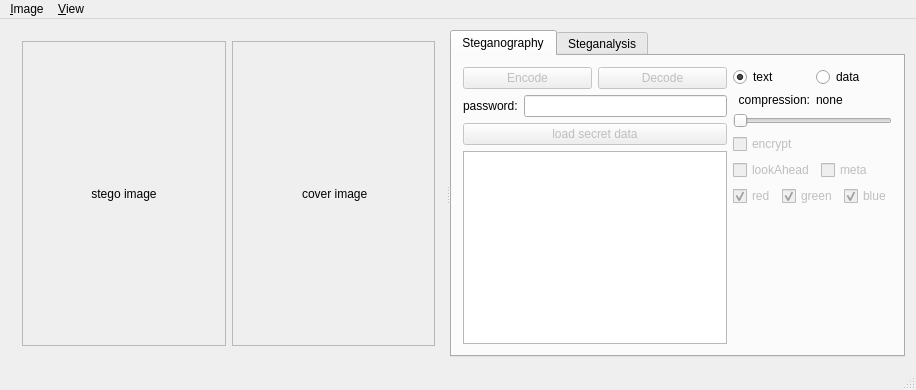
Before: the Qt Designer form mainwindow.ui in evilbateye/stegosum, drawn with Qt 5.
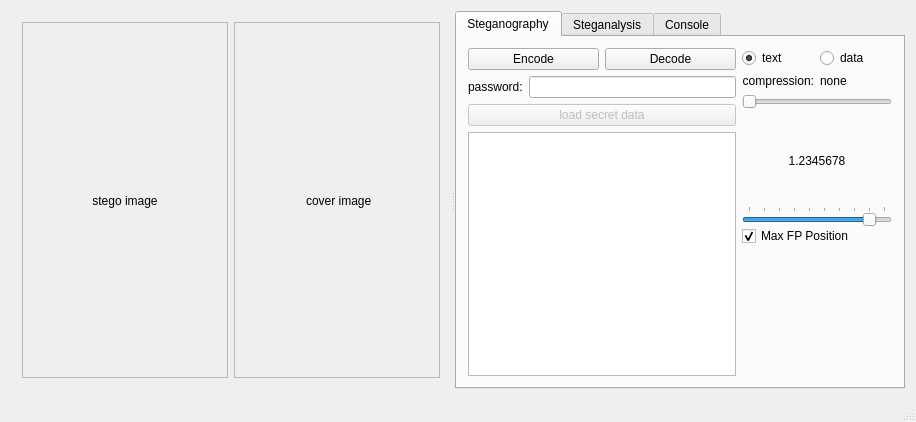
After: the same form once the commit is applied. Custom widgets are drawn as their Qt base class.

The edit to the form file:
```diff
--- a/mainwindow.ui
+++ b/mainwindow.ui
@@ -7,9 +7,15 @@
     <x>0</x>
     <y>0</y>
     <width>916</width>
-    <height>390</height>
+    <height>422</height>
    </rect>
   </property>
+  <property name="sizePolicy">
+   <sizepolicy hsizetype="Minimum" vsizetype="Minimum">
+    <horstretch>0</horstretch>
+    <verstretch>0</verstretch>
+   </sizepolicy>
+  </property>
   <property name="windowTitle">
    <string>StegoSum</string>
   </property>
@@ -36,8 +42,8 @@
           <widget class="QWidget" name="scrollAreaWidgetContents">
            <property name="geometry">
             <rect>
-             <x>0</x>
-             <y>15</y>
+             <x>1</x>
+             <y>31</y>
              <width>198</width>
              <height>291</height>
             </rect>
@@ -71,8 +77,8 @@
           <widget class="QWidget" name="scrollAreaWidgetContents_2">
            <property name="geometry">
             <rect>
-             <x>0</x>
-             <y>15</y>
+             <x>1</x>
+             <y>31</y>
              <width>198</width>
              <height>291</height>
             </rect>
@@ -104,7 +110,7 @@
         </attribute>
         <layout class="QVBoxLayout" name="verticalLayout_3">
          <item>
-          <layout class="QHBoxLayout" name="horizontalLayout_7">
+          <layout class="QHBoxLayout" name="horizontalLayout_7" stretch="1,0">
            <item>
             <layout class="QVBoxLayout" name="verticalLayout">
              <item>
@@ -112,7 +118,7 @@
                <item>
                 <widget class="QPushButton" name="encodeButton">
                  <property name="enabled">
-                  <bool>false</bool>
+                  <bool>true</bool>
                  </property>
                  <property name="sizePolicy">
                   <sizepolicy hsizetype="Minimum" vsizetype="Fixed">
@@ -128,7 +134,7 @@
                <item>
                 <widget class="QPushButton" name="decodeButton">
                  <property name="enabled">
-                  <bool>false</bool>
+                  <bool>true</bool>
                  </property>
                  <property name="sizePolicy">
                   <sizepolicy hsizetype="Minimum" vsizetype="Fixed">
@@ -218,32 +224,265 @@
            </item>
            <item>
             <layout class="QGridLayout" name="gridLayout_4">
+             <item row="8" column="0">
+              <spacer name="verticalSpacer">
+               <property name="orientation">
+                <enum>Qt::Vertical</enum>
+               </property>
+               <property name="sizeHint" stdset="0">
+                <size>
+                 <width>20</width>
+                 <height>40</height>
+                </size>
+               </property>
+              </spacer>
+             </item>
+             <item row="6" column="0" alignment="Qt::AlignRight">
+              <widget class="QStackedWidget" name="stackedWidget">
+               <property name="sizePolicy">
+                <sizepolicy hsizetype="Minimum" vsizetype="Minimum">
+                 <horstretch>0</horstretch>
+                 <verstretch>0</verstretch>
+                </sizepolicy>
+               </property>
+               <property name="currentIndex">
+                <number>2</number>
+               </property>
+               <widget class="QWidget" name="empty_page"/>
+               <widget class="QWidget" name="raster_page">
+                <layout class="QGridLayout" name="gridLayout_8">
+                 <property name="leftMargin">
+                  <number>0</number>
+                 </property>
+                 <property name="topMargin">
+                  <number>0</number>
+                 </property>
+                 <property name="rightMargin">
+                  <number>0</number>
+                 </property>
+                 <property name="bottomMargin">
+                  <number>0</number>
+                 </property>
+                 <property name="spacing">
+                  <number>0</number>
+                 </property>
+                 <item row="0" column="0">
+                  <widget class="QCheckBox" name="encryptCheckBox">
+                   <property name="enabled">
+                    <bool>false</bool>
+                   </property>
+                   <property name="text">
+                    <string>encrypt</string>
+                   </property>
+                  </widget>
+                 </item>
+                 <item row="1" column="0">
+                  <layout class="QHBoxLayout" name="horizontalLayout_6">
+                   <property name="spacing">
+                    <number>0</number>
+                   </property>
+                   <property name="sizeConstraint">
+                    <enum>QLayout::SetMinimumSize</enum>
+                   </property>
+                   <item>
+                    <widget class="QCheckBox" name="lookAheadRadio">
+                     <property name="enabled">
+                      <bool>false</bool>
+                     </property>
+                     <property name="text">
+                      <string>lookAhead</string>
+                     </property>
+                     <property name="checked">
+                      <bool>false</bool>
+                     </property>
+                    </widget>
+                   </item>
+                   <item>
+                    <widget class="QCheckBox" name="metaCheckBox">
+                     <property name="enabled">
+                      <bool>false</bool>
+                     </property>
+                     <property name="text">
+                      <string>meta</string>
+                     </property>
+                    </widget>
+                   </item>
+                  </layout>
+                 </item>
+                 <item row="2" column="0">
+                  <layout class="QHBoxLayout" name="horizontalLayout_2">
+                   <property name="spacing">
+                    <number>0</number>
+                   </property>
+                   <property name="sizeConstraint">
+                    <enum>QLayout::SetMinimumSize</enum>
+                   </property>
+                   <item>
+                    <widget class="QCheckBox" name="red_radio">
+                     <property name="enabled">
+                      <bool>false</bool>
+                     </property>
+                     <property name="sizePolicy">
+                      <sizepolicy hsizetype="Preferred" vsizetype="Fixed">
+                       <horstretch>0</horstretch>
+                       <verstretch>0</verstretch>
+                      </sizepolicy>
+                     </property>
+                     <property name="text">
+                      <string comment="&lt;b&gt;red&lt;/b&gt;" extracomment="&lt;b&gt;red&lt;/b&gt;">red</string>
+                     </property>
+                     <property name="checked">
+                      <bool>true</bool>
+                     </property>
+                    </widget>
+                   </item>
+                   <item>
+                    <widget class="QCheckBox" name="green_radio">
+                     <property name="enabled">
+                      <bool>false</bool>
+                     </property>
+                     <property name="sizePolicy">
+                      <sizepolicy hsizetype="Preferred" vsizetype="Fixed">
+                       <horstretch>0</horstretch>
+                       <verstretch>0</verstretch>
+                      </sizepolicy>
+                     </property>
+                     <property name="text">
+                      <string>green</string>
+                     </property>
+                     <property name="checked">
+                      <bool>true</bool>
+                     </property>
+                    </widget>
+                   </item>
+                   <item>
+                    <widget class="QCheckBox" name="blue_radio">
+                     <property name="enabled">
+                      <bool>false</bool>
+                     </property>
+                     <property name="sizePolicy">
+                      <sizepolicy hsizetype="Preferred" vsizetype="Fixed">
+                       <horstretch>0</horstretch>
+                       <verstretch>0</verstretch>
+                      </sizepolicy>
+                     </property>
+                     <property name="text">
+                      <string>blue</string>
+                     </property>
+                     <property name="checked">
+                      <bool>true</bool>
+                     </property>
+                     <property name="autoExclusive">
+                      <bool>false</bool>
+                     </property>
+                    </widget>
+                   </item>
+                  </layout>
+                 </item>
+                </layout>
+               </widget>
+               <widget class="QWidget" name="vector_page">
+                <property name="sizePolicy">
+                 <sizepolicy hsizetype="Preferred" vsizetype="Preferred">
+                  <horstretch>0</horstretch>
+                  <verstretch>0</verstretch>
+                 </sizepolicy>
+                </property>
+                <layout class="QGridLayout" name="gridLayout_10" rowstretch="0,0,0">
+                 <property name="leftMargin">
+                  <number>0</number>
+                 </property>
+                 <property name="topMargin">
+                  <number>0</number>
+                 </property>
+                 <property name="rightMargin">
+                  <number>0</number>
+                 </property>
+                 <property name="bottomMargin">
+                  <number>0</number>
+                 </property>
+                 <property name="spacing">
+                  <number>0</number>
+                 </property>
+                 <item row="2" column="0">
+                  <layout class="QGridLayout" name="gridLayout_11">
+                   <item row="0" column="0">
+                    <widget class="QCheckBox" name="checkBoxMaxFPPosition">
+                     <property name="text">
+                      <string>Max FP Position</string>
+                     </property>
+                     <property name="checked">
+                      <bool>true</bool>
+                     </property>
+                    </widget>
+                   </item>
+                  </layout>
+                 </item>
+                 <item row="1" column="0">
+                  <widget class="QSlider" name="FPPosSlider">
+                   <property name="sizePolicy">
+                    <sizepolicy hsizetype="Expanding" vsizetype="Fixed">
+                     <horstretch>0</horstretch>
+                     <verstretch>0</verstretch>
+                    </sizepolicy>
+                   </property>
+                   <property name="maximum">
+                    <number>9</number>
+                   </property>
+                   <property name="pageStep">
+                    <number>2</number>
+                   </property>
+                   <property name="value">
+                    <number>8</number>
+                   </property>
+                   <property name="orientation">
+                    <enum>Qt::Horizontal</enum>
+                   </property>
+                   <property name="invertedAppearance">
+                    <bool>false</bool>
+                   </property>
+                   <property name="invertedControls">
+                    <bool>false</bool>
+                   </property>
+                   <property name="tickPosition">
+                    <enum>QSlider::TicksAbove</enum>
+                   </property>
+                   <property name="tickInterval">
+                    <number>1</number>
+                   </property>
+                  </widget>
+                 </item>
+                 <item row="0" column="0">
+                  <widget class="QLabel" name="FPPosLabel">
+                   <property name="sizePolicy">
+                    <sizepolicy hsizetype="Maximum" vsizetype="Preferred">
+                     <horstretch>10</horstretch>
+                     <verstretch>0</verstretch>
+                    </sizepolicy>
+                   </property>
+                   <property name="minimumSize">
+                    <size>
+                     <width>150</width>
+                     <height>20</height>
+                    </size>
+                   </property>
+                   <property name="lineWidth">
+                    <number>0</number>
+                   </property>
+                   <property name="text">
+                    <string>1.2345678</string>
+                   </property>
+                   <property name="alignment">
+                    <set>Qt::AlignCenter</set>
+                   </property>
+                  </widget>
+                 </item>
+                </layout>
+               </widget>
+              </widget>
+             </item>
              <item row="4" column="0">
-              <layout class="QGridLayout" name="gridLayout_7">
-               <item row="1" column="0">
-                <widget class="QCheckBox" name="lookAheadRadio">
-                 <property name="enabled">
-                  <bool>false</bool>
-                 </property>
-                 <property name="text">
-                  <string>lookAhead</string>
-                 </property>
-                 <property name="checked">
-                  <bool>false</bool>
-                 </property>
-                </widget>
-               </item>
-               <item row="1" column="1">
-                <widget class="QCheckBox" name="metaCheckBox">
-                 <property name="enabled">
-                  <bool>false</bool>
-                 </property>
-                 <property name="text">
-                  <string>meta</string>
-                 </property>
-                </widget>
-               </item>
-              </layout>
+              <layout class="QGridLayout" name="gridLayout_7"/>
              </item>
              <item row="0" column="0">
               <layout class="QHBoxLayout" name="horizontalLayout_3">
@@ -348,93 +587,6 @@
                </property>
               </widget>
              </item>
-             <item row="3" column="0">
-              <widget class="QCheckBox" name="encryptCheckBox">
-               <property name="enabled">
-                <bool>false</bool>
-               </property>
-               <property name="text">
-                <string>encrypt</string>
-               </property>
-              </widget>
-             </item>
-             <item row="6" column="0">
-              <layout class="QHBoxLayout" name="horizontalLayout_6">
-               <item>
-                <widget class="QCheckBox" name="red_radio">
-                 <property name="enabled">
-                  <bool>false</bool>
-                 </property>
-                 <property name="sizePolicy">
-                  <sizepolicy hsizetype="Preferred" vsizetype="Fixed">
-                   <horstretch>0</horstretch>
-                   <verstretch>0</verstretch>
-                  </sizepolicy>
-                 </property>
-                 <property name="text">
-                  <string comment="&lt;b&gt;red&lt;/b&gt;" extracomment="&lt;b&gt;red&lt;/b&gt;">red</string>
-                 </property>
-                 <property name="checked">
-                  <bool>true</bool>
-                 </property>
-                </widget>
-               </item>
-               <item>
-                <widget class="QCheckBox" name="green_radio">
-                 <property name="enabled">
-                  <bool>false</bool>
-                 </property>
-                 <property name="sizePolicy">
-                  <sizepolicy hsizetype="Preferred" vsizetype="Fixed">
-                   <horstretch>0</horstretch>
-                   <verstretch>0</verstretch>
-                  </sizepolicy>
-                 </property>
-                 <property name="text">
-                  <string>green</string>
-                 </property>
-                 <property name="checked">
-                  <bool>true</bool>
-                 </property>
-                </widget>
-               </item>
-               <item>
-                <widget class="QCheckBox" name="blue_radio">
-                 <property name="enabled">
-                  <bool>false</bool>
-                 </property>
-                 <property name="sizePolicy">
-                  <sizepolicy hsizetype="Preferred" vsizetype="Fixed">
-                   <horstretch>0</horstretch>
-                   <verstretch>0</verstretch>
-                  </sizepolicy>
-                 </property>
-                 <property name="text">
-                  <string>blue</string>
-                 </property>
-                 <property name="checked">
-                  <bool>true</bool>
-                 </property>
-                 <property name="autoExclusive">
-                  <bool>false</bool>
-                 </property>
-                </widget>
-               </item>
-              </layout>
-             </item>
-             <item row="7" column="0">
-              <spacer name="verticalSpacer">
-               <property name="orientation">
-                <enum>Qt::Vertical</enum>
-               </property>
-               <property name="sizeHint" stdset="0">
-                <size>
-                 <width>20</width>
-                 <height>40</height>
-                </size>
-               </property>
-              </spacer>
-             </item>
             </layout>
            </item>
           </layout>
@@ -556,6 +708,16 @@
          </item>
         </layout>
        </widget>
+       <widget class="QWidget" name="ConsoleTab">
+        <attribute name="title">
+         <string>Console</string>
+        </attribute>
+        <layout class="QGridLayout" name="gridLayout_9">
+         <item row="0" column="0">
+          <widget class="QTextBrowser" name="console"/>
+         </item>
+        </layout>
+       </widget>
       </widget>
      </widget>
     </item>
@@ -571,30 +733,6 @@
      <height>25</height>
     </rect>
    </property>
-   <widget class="QMenu" name="menu_Image">
-    <property name="title">
-     <string>&amp;Image</string>
-    </property>
-    <addaction name="action_New"/>
-    <addaction name="separator"/>
-    <addaction name="actionZoom_In_25"/>
-    <addaction name="actionZoom_Out_25"/>
-    <addaction name="action_Normal_Size"/>
-    <addaction name="separator"/>
-    <addaction name="actionOnly_LSB_Red"/>
-    <addaction name="actionOnly_LSB_Green"/>
-    <addaction name="actionOnly_LSB_Blue"/>
-    <addaction name="actionOnly_LSB_All"/>
-    <addaction name="actionNormal_View"/>
-   </widget>
-   <widget class="QMenu" name="menu_View">
-    <property name="title">
-     <string>&amp;View</string>
-    </property>
-    <addaction name="action_Stego_Image"/>
-   </widget>
-   <addaction name="menu_Image"/>
-   <addaction name="menu_View"/>
   </widget>
   <action name="actionOpen">
    <property name="text">
```
